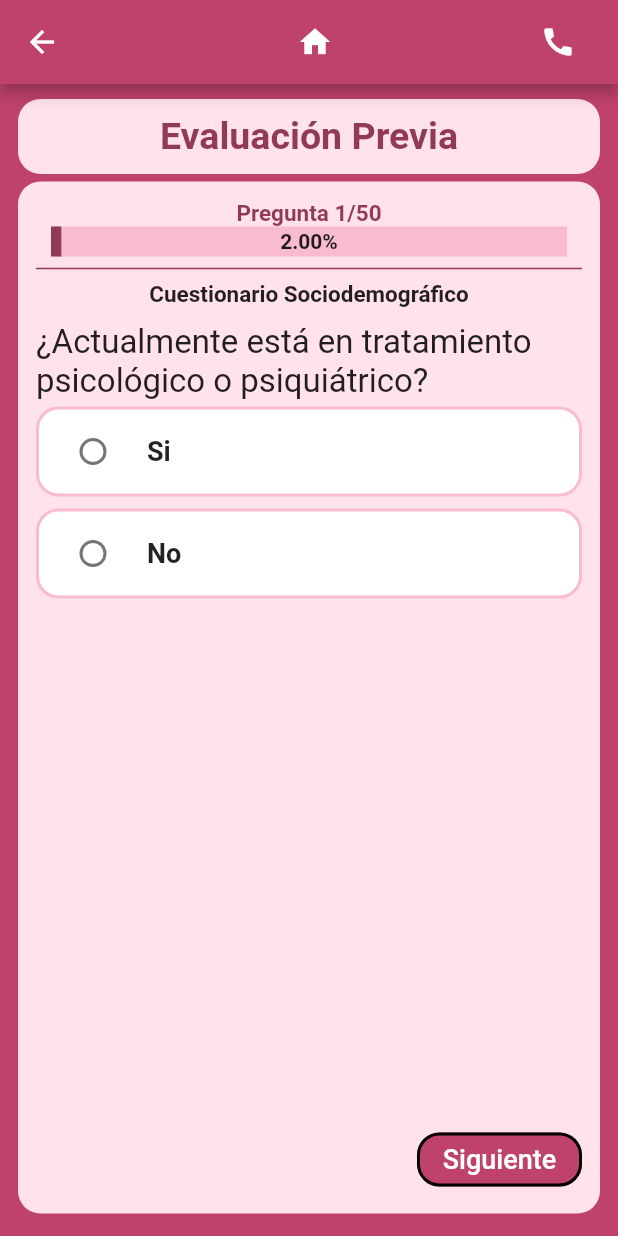
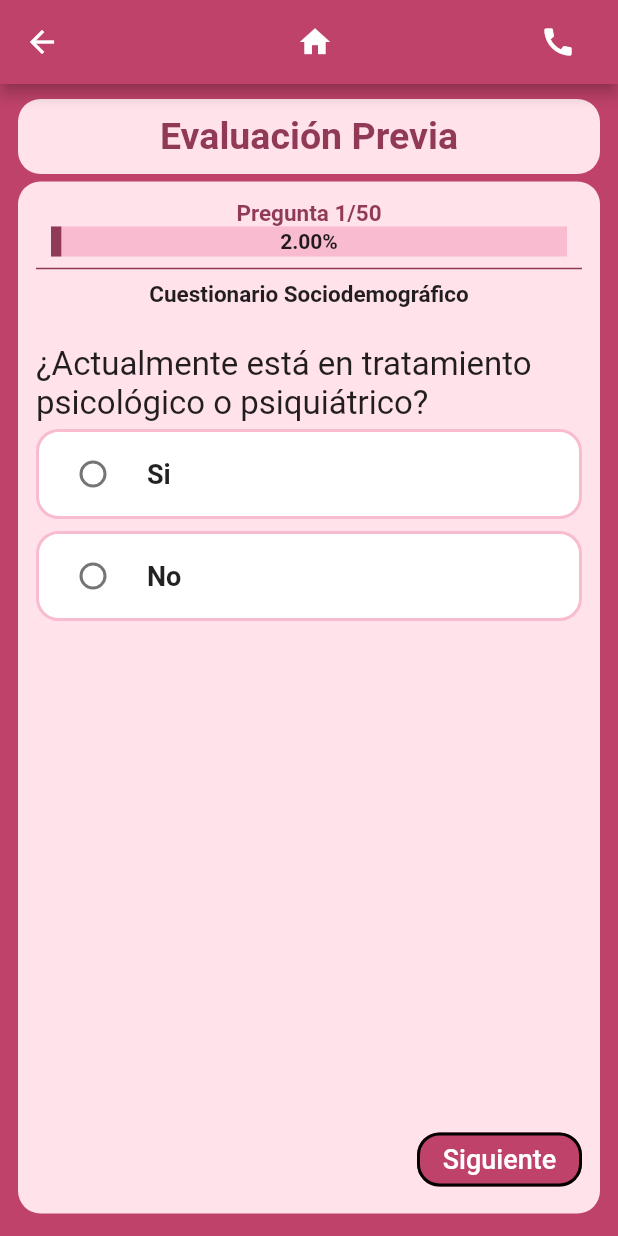
Before and after one commit to xxHarper/serenev1, a Flutter app: the EvaluationPage screen opened directly, swiped to page 2, on a phone screen of 412 x 824 dp. Run offline on Flutter 3.47's test engine with Material 2 defaults, Android fonts, the phone set to English and light mode, and no system bars; drawn by our look-alikes of percent_indicator; our stand-ins replace animated_text_kit, better_player, cloud_firestore, firebase_auth, firebase_core, firebase_messaging and 5 more; accounts and stored records are empty.

```diff
--- a/lib/components/my_simple_button.dart
+++ b/lib/components/my_simple_button.dart
@@ -6,6 +6,7 @@ class MySimpleButton extends StatelessWidget {
   final Color back;
   final Color txtColor;
   final double? btnWidth;
+  final bool enabled;
 
   const MySimpleButton(
       {Key? key,
@@ -13,6 +14,7 @@ class MySimpleButton extends StatelessWidget {
       required this.txt,
       required this.back,
       required this.txtColor,
+      this.enabled = true,
       this.btnWidth = 250})
       : super(key: key);
 
@@ -20,7 +22,7 @@ class MySimpleButton extends StatelessWidget {
   Widget build(BuildContext context) {
     return Center(
       child: OutlinedButton(
-        onPressed: onPressed,
+        onPressed: enabled ? onPressed : null,
         style: OutlinedButton.styleFrom(
             shape:
                 RoundedRectangleBorder(borderRadius: BorderRadius.circular(15)),
--- a/lib/pages/evaluation_page.dart
+++ b/lib/pages/evaluation_page.dart
@@ -1,4 +1,5 @@
 import 'package:flutter/material.dart';
+import 'package:flutter/scheduler.dart';
 import 'package:percent_indicator/linear_percent_indicator.dart';
 import 'package:serenev1/components/my_radio_list.dart';
 import 'package:serenev1/components/my_simple_button.dart';
@@ -21,6 +22,8 @@ class _EvaluationPageState extends State<EvaluationPage> {
   int _questionNumber = LocalStorage.prefs.getInt("questionNumber") ?? 1;
   PageController? _controller;
 
+  bool enabledNext = false;
+
   List<Question> questions = [];
   List<Option> options = [];
   double percent = LocalStorage.prefs.getDouble("percent") ?? 0.02;
@@ -37,6 +40,9 @@ class _EvaluationPageState extends State<EvaluationPage> {
   final Color lightBackground = const Color(0xffFFE2EA);
   final Color letter = const Color(0xff903A57);
   final Color backBar = Colors.pink.shade100;
+
+  TextEditingController medicine = TextEditingController(
+      text: LocalStorage.prefs.getString("medicine") ?? "");
 
   List<String> keys = [];
   List<String> valueKeys = [];
@@ -155,8 +161,28 @@ class _EvaluationPageState extends State<EvaluationPage> {
                       // INSTRUCTIONS
                       instructions(),
 
+                      // ADD SOME SPACE
+                      const SizedBox(
+                        height: 15,
+                      ),
+
                       // TEST
-                      Expanded(
+                      showTest(),
+
+                      // BUTTONS
+                      enabledButtons(),
+                    ],
+                  )),
+            ),
+          ],
+        ),
+      ),
+    );
+  }
+
+  // SHOW THE TEST
+  Widget showTest() {
+    return Expanded(
       child: PageView.builder(
         controller: _controller,
         itemCount: sociodemographic.length,
@@ -165,14 +191,22 @@ class _EvaluationPageState extends State<EvaluationPage> {
           setState(() {});
         },
         itemBuilder: (context, index) {
-                            return Column(
+          // MAGIC FOR SETSTATE XD
+          SchedulerBinding.instance.addPostFrameCallback((_) {
+            setState(() {});
+          });
+
+          return GestureDetector(
+            onTap: () {
+              FocusManager.instance.primaryFocus?.unfocus();
+            },
+            child: Column(
               crossAxisAlignment: CrossAxisAlignment.start,
               children: [
                 Text(
                   questions[index].text,
                   style: const TextStyle(
-                                      fontSize: 22,
-                                      fontWeight: FontWeight.normal),
+                      fontSize: 22, fontWeight: FontWeight.normal),
                 ),
                 Expanded(
                   child: MyRadioList(
@@ -183,94 +217,37 @@ class _EvaluationPageState extends State<EvaluationPage> {
                     valueKey: valueKeys[index],
                   ),
                 ),
-                              ],
-                            );
+
+                // IN CASE... ASK FOR THE MEDICINE
+                if (_questionNumber == 3 &&
+                    questions[index].selectedOption == "Si")
+                  Container(
+                    padding: const EdgeInsets.all(8),
+                    decoration: BoxDecoration(
+                        color: Colors.white,
+                        borderRadius: BorderRadius.circular(15),
+                        border:
+                            Border.all(color: Colors.pink.shade100, width: 2)),
+                    child: TextField(
+                      controller: medicine,
+                      onChanged: (value) {
+                        LocalStorage.prefs.setString("medicine", value);
                       },
+                      style: const TextStyle(fontSize: 18),
+                      decoration: const InputDecoration(
+                          hintText: "Qué medicamento es?",
+                          border: InputBorder.none),
                     ),
-                      ),
-
-                      // BUTTONS
-                      Row(
-                        mainAxisAlignment: MainAxisAlignment.spaceBetween,
-                        children: [
-                          // BACK BUTTON
-                          Visibility(
-                            visible: _questionNumber > 1 ? true : false,
-                            child: MySimpleButton(
-                              onPressed: () {
-                                _controller!.previousPage(
-                                    duration: const Duration(milliseconds: 400),
-                                    curve: Curves.easeInExpo);
-
-                                setState(() {
-                                  if (_questionNumber > 1) {
-                                    _questionNumber--;
-                                    percent -= 0.02;
-
-                                    auxPercent = percent.toStringAsFixed(2);
-                                    twoDecimalsPercent =
-                                        double.parse(auxPercent);
-                                    percent = twoDecimalsPercent;
-                                    LocalStorage.prefs
-                                        .setDouble("percent", percent);
-                                  }
-
-                                  LocalStorage.prefs.setInt(
-                                      "questionNumber", _questionNumber);
-                                });
-                              },
-                              txt: "Anterior",
-                              back: back,
-                              txtColor: Colors.white,
-                              btnWidth: 110,
-                            ),
-                          ),
-
-                          // NEXT BUTTON
-                          MySimpleButton(
-                            onPressed: () {
-                              if (_questionNumber < questions.length) {
-                                _controller!.nextPage(
-                                    duration: const Duration(milliseconds: 400),
-                                    curve: Curves.easeInExpo);
-
-                                setState(() {
-                                  percent += 0.02;
-                                  auxPercent = percent.toStringAsFixed(2);
-                                  twoDecimalsPercent = double.parse(auxPercent);
-                                  percent = twoDecimalsPercent;
-                                  LocalStorage.prefs
-                                      .setDouble("percent", percent);
-                                  _questionNumber++;
-                                  LocalStorage.prefs.setInt(
-                                      "questionNumber", _questionNumber);
-                                });
-                              } else {
-                                Navigator.pushReplacement(
-                                    context,
-                                    MaterialPageRoute(
-                                        builder: (context) =>
-                                            const ResultsPage()));
-                              }
-                            },
-                            txt: _questionNumber < questions.length
-                                ? "Siguiente"
-                                : "Ver Resultado",
-                            back: back,
-                            txtColor: Colors.white,
-                            btnWidth: 110,
-                          )
-                        ],
-                      )
-                    ],
-                  )),
                   ),
               ],
             ),
+          );
+        },
       ),
     );
   }
 
+  // SHOW INSTRUCTIONS
   Widget instructions() {
     // BAI
     if (_questionNumber > 3 && _questionNumber <= 23) {
@@ -353,4 +330,80 @@ class _EvaluationPageState extends State<EvaluationPage> {
       );
     }
   }
+
+  // ENABLED OR NOT THE BUTTONS
+  Widget enabledButtons() {
+    if (questions[_questionNumber - 1].selectedOption != "") {
+      setState(() {
+        enabledNext = true;
+      });
     }
+
+    return Row(
+      mainAxisAlignment: MainAxisAlignment.spaceBetween,
+      children: [
+        // BACK BUTTON
+        Visibility(
+          visible: _questionNumber > 1 ? true : false,
+          child: MySimpleButton(
+            onPressed: () {
+              _controller!.previousPage(
+                  duration: const Duration(milliseconds: 400),
+                  curve: Curves.easeInExpo);
+
+              setState(() {
+                if (_questionNumber > 1) {
+                  _questionNumber--;
+                  percent -= 0.02;
+
+                  auxPercent = percent.toStringAsFixed(2);
+                  twoDecimalsPercent = double.parse(auxPercent);
+                  percent = twoDecimalsPercent;
+                  LocalStorage.prefs.setDouble("percent", percent);
+                }
+
+                LocalStorage.prefs.setInt("questionNumber", _questionNumber);
+              });
+            },
+            txt: "Anterior",
+            back: back,
+            txtColor: Colors.white,
+            btnWidth: 110,
+          ),
+        ),
+
+        // NEXT BUTTON
+        MySimpleButton(
+          enabled: enabledNext,
+          onPressed: () {
+            if (_questionNumber < questions.length) {
+              _controller!.nextPage(
+                  duration: const Duration(milliseconds: 400),
+                  curve: Curves.easeInExpo);
+
+              setState(() {
+                percent += 0.02;
+                auxPercent = percent.toStringAsFixed(2);
+                twoDecimalsPercent = double.parse(auxPercent);
+                percent = twoDecimalsPercent;
+                LocalStorage.prefs.setDouble("percent", percent);
+                _questionNumber++;
+                LocalStorage.prefs.setInt("questionNumber", _questionNumber);
+                enabledNext = false;
+              });
+            } else {
+              Navigator.pushReplacement(context,
+                  MaterialPageRoute(builder: (context) => const ResultsPage()));
+            }
+          },
+          txt: _questionNumber < questions.length
+              ? "Siguiente"
+              : "Ver Resultado",
+          back: back,
+          txtColor: Colors.white,
+          btnWidth: 110,
+        )
+      ],
+    );
+  }
+}
```
Lines whose indentation alone changed are shown as unchanged.
